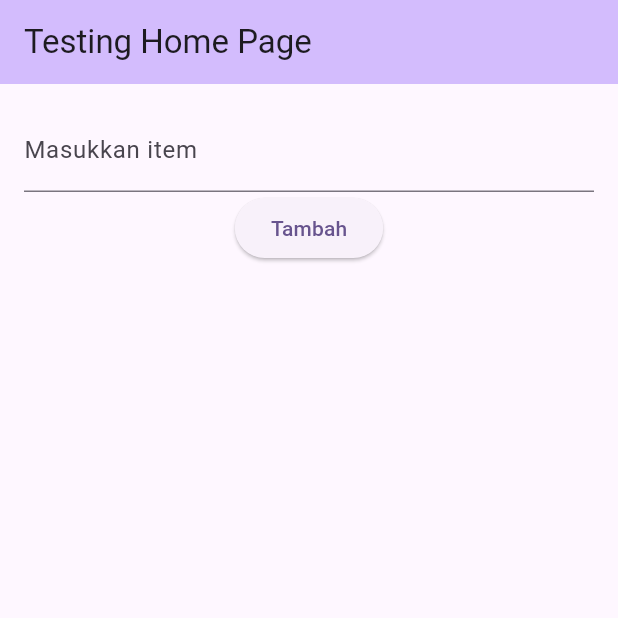
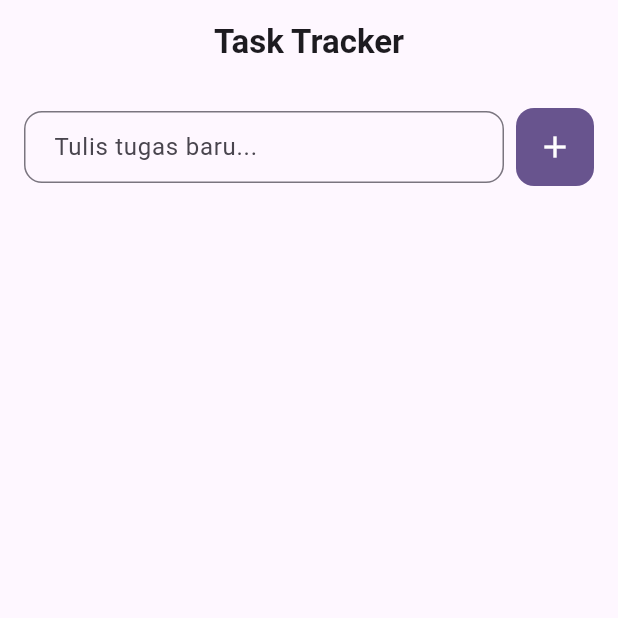
Before and after one commit to MBopal/task-tracker-motion, a Flutter app: the screen it shows after launch, on a phone screen of 412 x 824 dp, the top half of it. Run offline on Flutter 3.47's test engine with Material 3 defaults, Android fonts, the phone set to English and light mode, and no system bars; our stand-ins replace material_ui.

Commit message:
feat(study case): Exploring what different implementation for the text field

```diff
--- a/lib/main.dart
+++ b/lib/main.dart
@@ -17,16 +17,18 @@ class MyApp extends StatelessWidget {
   @override
   Widget build(BuildContext context) {
     return MaterialApp(
-      title: 'Flutter Demo',
-      theme: ThemeData(colorScheme: .fromSeed(seedColor: Colors.deepPurple)),
-      home: const MyHomePage(title: 'Testing Home Page'),
+      title: 'Task Tracker',
+      theme: ThemeData(
+        colorScheme: .fromSeed(seedColor: Colors.deepPurple),
+        useMaterial3: true,
+      ),
+      home: const MyHomePage(title: 'Task Tracker'),
     );
   }
 }
 
 class MyHomePage extends StatefulWidget {
   const MyHomePage({super.key, required this.title});
-
   final String title;
 
   @override
@@ -55,18 +57,48 @@ class _MyHomePageState extends State<MyHomePage> {
   Widget build(BuildContext context) {
     return Scaffold(
       appBar: AppBar(
-        backgroundColor: Theme.of(context).colorScheme.inversePrimary,
-        title: Text(widget.title),
+        title: Text(
+          widget.title,
+          style: const TextStyle(fontWeight: FontWeight.bold),
+        ),
+        centerTitle: true,
       ),
       body: Padding(
         padding: const EdgeInsets.all(16.0),
         child: Column(
           children: [
-            TextField(
-              controller: _controller,
-              decoration: const InputDecoration(labelText: 'Masukkan item'),
+            Row(
+              children: [
+                Expanded(
+                  child: TextField(
+                    controller: _controller,
+                    onSubmitted: (_) => _tambah(),
+                    decoration: InputDecoration(
+                      hintText: 'Tulis tugas baru...',
+                      contentPadding: const EdgeInsets.symmetric(
+                        horizontal: 16,
+                        vertical: 12,
+                      ),
+                      border: OutlineInputBorder(
+                        borderRadius: BorderRadius.circular(12),
+                      ),
+                    ),
+                  ),
+                ),
+                const SizedBox(width: 8),
+                IconButton.filled(
+                  onPressed: _tambah,
+                  icon: const Icon(Icons.add),
+                  style: IconButton.styleFrom(
+                    shape: RoundedRectangleBorder(
+                      borderRadius: BorderRadius.circular(12),
+                    ),
+                    padding: const EdgeInsets.all(14),
+                  ),
+                ),
+              ],
             ),
-            ElevatedButton(onPressed: _tambah, child: const Text('Tambah')),
+            const SizedBox(height: 16),
             Expanded(
               child: ListView.builder(
                 itemCount: _tasks.length,
```
